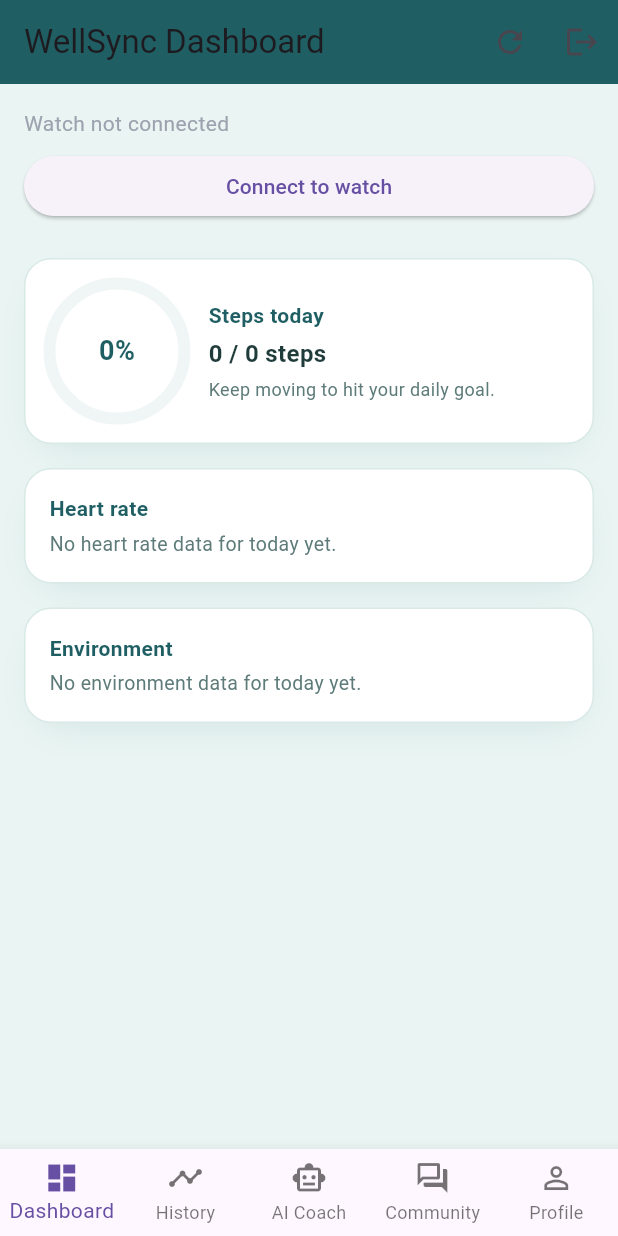
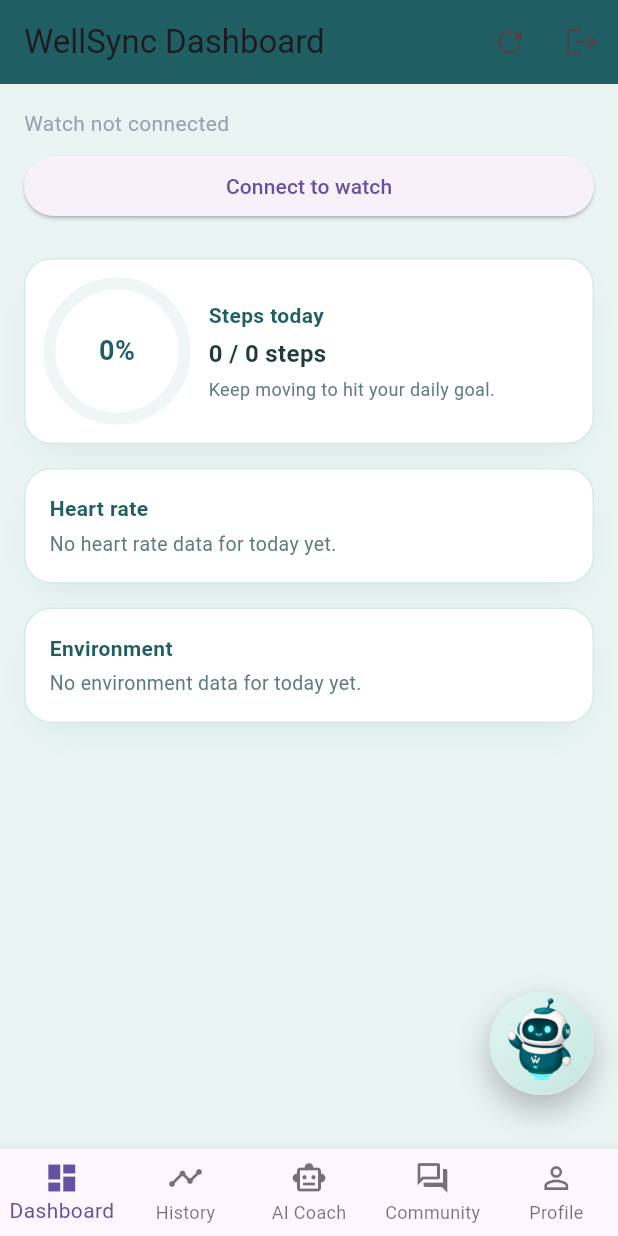
Before and after one commit to adrdeatcu/WellSync_mobile, a Flutter app: the MobileHomeShell screen opened directly, on a phone screen of 412 x 824 dp. Run offline on Flutter 3.47's test engine with Material 3 defaults, Android fonts, the phone set to English and light mode, and no system bars; our stand-ins replace fl_chart, flutter_blue_plus, permission_handler, supabase_flutter; accounts and stored records are empty.

Commit message:
feat: add ai coach widget on the main page with a mini menu for hardcoded questions about daily, history stats and a option to jump to the ai coach page directly

```diff
--- a/lib/mobile_home_shell.dart
+++ b/lib/mobile_home_shell.dart
@@ -6,6 +6,7 @@ import 'mobile_profile_page.dart';
 import 'mobile_history_page.dart';
 import 'mobile_coach_page.dart';
 import 'mobile_community_page.dart';
+import 'widgets/mobile_coach_fab.dart'; // NEW
 
 class MobileHomeShell extends StatefulWidget {
   const MobileHomeShell({super.key});
@@ -17,21 +18,50 @@ class MobileHomeShell extends StatefulWidget {
 class _MobileHomeShellState extends State<MobileHomeShell> {
   int _currentIndex = 0;
 
-  // Dashboard and Profile are real pages.
-  // History is now the real MobileHistoryPage.
-  // AI Coach / Community are placeholders for now.
-  final _pages = const [
-    MobileDashboardPage(),       // 0 - Dashboard / Home
-    MobileHistoryPage(),         // 1 - History
-    MobileCoachPage(),   // 2 - AI Coach
-    MobileCommunityPage(), // 3 - Community
-    MobileProfilePage(),         // 4 - Profile
-  ];
+  // Keep pages in fields so we can replace the coach page with a new initialQuestion
+  late MobileDashboardPage _dashboardPage;
+  late MobileHistoryPage _historyPage;
+  late MobileCoachPage _coachPage;
+  late MobileCommunityPage _communityPage;
+  late MobileProfilePage _profilePage;
+
+  @override
+  void initState() {
+    super.initState();
+    _dashboardPage = const MobileDashboardPage();
+    _historyPage = const MobileHistoryPage();
+    _coachPage = const MobileCoachPage();
+    _communityPage = const MobileCommunityPage();
+    _profilePage = const MobileProfilePage();
+  }
+
+  void _openCoach(String? initialQuestion) {
+    setState(() {
+      _coachPage = MobileCoachPage(initialQuestion: initialQuestion);
+      _currentIndex = 2; // AI Coach tab
+    });
+  }
 
   @override
   Widget build(BuildContext context) {
+    final pages = [
+      _dashboardPage,
+      _historyPage,
+      _coachPage,
+      _communityPage,
+      _profilePage,
+    ];
+
     return Scaffold(
-      body: _pages[_currentIndex],
+      body: Stack(
+        children: [
+          pages[_currentIndex],
+          if (_currentIndex == 0)
+            MobileCoachFab(
+              onOpenCoach: _openCoach,
+            ),
+        ],
+      ),
       bottomNavigationBar: BottomNavigationBar(
         type: BottomNavigationBarType.fixed,
         currentIndex: _currentIndex,
@@ -71,5 +101,3 @@ class _MobileHomeShellState extends State<MobileHomeShell> {
     );
   }
 }
-
-// Placeholder pages – later replaced with real implementations
--- /dev/null
+++ b/lib/widgets/mobile_coach_fab.dart
@@ -0,0 +1,333 @@
+// lib/widgets/mobile_coach_fab.dart
+import 'package:flutter/material.dart';
+
+class MobileCoachFab extends StatefulWidget {
+  final void Function(String? initialQuestion) onOpenCoach;
+
+  const MobileCoachFab({
+    super.key,
+    required this.onOpenCoach,
+  });
+
+  @override
+  State<MobileCoachFab> createState() => _MobileCoachFabState();
+}
+
+class _MobileCoachFabState extends State<MobileCoachFab>
+    with SingleTickerProviderStateMixin {
+  bool _isOpen = false;
+
+  late final AnimationController _floatController;
+  late final Animation<double> _floatAnimation;
+
+  @override
+  void initState() {
+    super.initState();
+
+    // Stronger up–down float animation (bigger jump, a bit faster)
+    _floatController = AnimationController(
+      vsync: this,
+      duration: const Duration(seconds: 2),
+    )..repeat(reverse: true);
+
+    _floatAnimation =
+        Tween<double>(begin: 0, end: -12).animate(CurvedAnimation(
+      parent: _floatController,
+      curve: Curves.easeInOut,
+    ));
+  }
+
+  @override
+  void dispose() {
+    _floatController.dispose();
+    super.dispose();
+  }
+
+  void _toggle() {
+    setState(() {
+      _isOpen = !_isOpen;
+    });
+  }
+
+  void _handleTodayInfo() {
+    widget.onOpenCoach(
+      'Give me a short health and activity summary for today and what I should focus on next.',
+    );
+  }
+
+  void _handleHistory() {
+    widget.onOpenCoach(
+      'Review my recent activity and heart rate history and give me 2–3 key insights.',
+    );
+  }
+
+  void _handleFullSession() {
+    widget.onOpenCoach(null);
+  }
+
+  @override
+  Widget build(BuildContext context) {
+    const brandBorder = Color(0xFFD8E9E6);
+    const brandMuted = Color(0xFF5D7B79);
+
+    return Stack(
+      alignment: Alignment.bottomRight,
+      children: [
+        // Animated popup menu
+        Positioned(
+          right: 16,
+          bottom: 100,
+          child: AnimatedSwitcher(
+            duration: const Duration(milliseconds: 220),
+            switchInCurve: Curves.easeOutBack,
+            switchOutCurve: Curves.easeIn,
+            transitionBuilder: (child, animation) {
+              final offsetAnimation = Tween<Offset>(
+                begin: const Offset(0.1, 0.2),
+                end: Offset.zero,
+              ).animate(animation);
+              final scaleAnimation =
+                  Tween<double>(begin: 0.9, end: 1).animate(animation);
+              return FadeTransition(
+                opacity: animation,
+                child: SlideTransition(
+                  position: offsetAnimation,
+                  child: ScaleTransition(
+                    scale: scaleAnimation,
+                    child: child,
+                  ),
+                ),
+              );
+            },
+            child: !_isOpen
+                ? const SizedBox.shrink()
+                : Material(
+                    key: const ValueKey('coach-menu'),
+                    elevation: 10,
+                    borderRadius: BorderRadius.circular(16),
+                    child: Container(
+                      width: 240,
+                      padding: const EdgeInsets.symmetric(
+                        horizontal: 10,
+                        vertical: 8,
+                      ),
+                      decoration: BoxDecoration(
+                        color: Colors.white,
+                        borderRadius: BorderRadius.circular(16),
+                        border: Border.all(color: brandBorder),
+                      ),
+                      child: Column(
+                        mainAxisSize: MainAxisSize.min,
+                        crossAxisAlignment:
+                            CrossAxisAlignment.start,
+                        children: [
+                          Row(
+                            children: [
+                              Container(
+                                width: 32,
+                                height: 32,
+                                decoration: BoxDecoration(
+                                  shape: BoxShape.circle,
+                                  color: const Color(0xFFE4F3F0),
+                                  border: Border.all(
+                                    color: brandBorder,
+                                  ),
+                                ),
+                                child: ClipOval(
+                                  child: Image.asset(
+                                    'assets/images/wellsync_coach.png',
+                                    fit: BoxFit.cover,
+                                  ),
+                                ),
+                              ),
+                              const SizedBox(width: 8),
+                              const Expanded(
+                                child: Text(
+                                  'WellSync Coach',
+                                  style: TextStyle(
+                                    fontSize: 13,
+                                    fontWeight: FontWeight.w700,
+                                    color: Color(0xFF1F3B3A),
+                                  ),
+                                ),
+                              ),
+                              Container(
+                                width: 6,
+                                height: 6,
+                                decoration: const BoxDecoration(
+                                  shape: BoxShape.circle,
+                                  color: Color(0xFF34D399),
+                                ),
+                              ),
+                            ],
+                          ),
+                          const SizedBox(height: 4),
+                          Text(
+                            'Tap a shortcut for quick, health‑focused guidance.',
+                            style: TextStyle(
+                              fontSize: 11,
+                              color: brandMuted,
+                            ),
+                          ),
+                          const SizedBox(height: 8),
+                          _MenuItem(
+                            icon: Icons.today_outlined,
+                            label: 'Today overview',
+                            subtitle:
+                                'See where you stand right now.',
+                            onTap: _handleTodayInfo,
+                          ),
+                          _MenuItem(
+                            icon: Icons.query_stats_outlined,
+                            label: 'Recent trends',
+                            subtitle:
+                                'Spot patterns in your activity.',
+                            onTap: _handleHistory,
+                          ),
+                          const Divider(height: 10),
+                          _MenuItem(
+                            icon: Icons.smart_toy_outlined,
+                            label: 'Start full session',
+                            subtitle:
+                                'Chat freely with your coach.',
+                            onTap: _handleFullSession,
+                            emphasize: true,
+                          ),
+                        ],
+                      ),
+                    ),
+                  ),
+          ),
+        ),
+        // Floating coach circle with stronger float & a tiny tilt
+        Positioned(
+          right: 16,
+          bottom: 24,
+          child: AnimatedBuilder(
+            animation: _floatAnimation,
+            builder: (context, child) {
+              // Small rotation depending on float position
+              final tilt = (_floatAnimation.value / -12) * 0.04; // ~2.3°
+              return Transform.translate(
+                offset: Offset(0, _isOpen ? 0 : _floatAnimation.value),
+                child: Transform.rotate(
+                  angle: _isOpen ? 0 : tilt,
+                  child: AnimatedScale(
+                    duration: const Duration(milliseconds: 160),
+                    scale: _isOpen ? 1.07 : 1.0,
+                    curve: Curves.easeOut,
+                    child: GestureDetector(
+                      onTap: _toggle,
+                      child: Container(
+                        width: 70,
+                        height: 70,
+                        decoration: BoxDecoration(
+                          shape: BoxShape.circle,
+                          gradient: const LinearGradient(
+                            begin: Alignment.topLeft,
+                            end: Alignment.bottomRight,
+                            colors: [
+                              Color(0xFFE3F5F1),
+                              Color(0xFFC5E7E0),
+                            ],
+                          ),
+                          boxShadow: [
+                            BoxShadow(
+                              color: Colors.black
+                                  .withValues(alpha: 0.25),
+                              blurRadius: 18,
+                              offset: const Offset(0, 10),
+                            ),
+                          ],
+                          border: Border.all(
+                            color: brandBorder,
+                            width: 1,
+                          ),
+                        ),
+                        child: ClipOval(
+                          child: Image.asset(
+                            'assets/images/wellsync_coach.png',
+                            fit: BoxFit.cover,
+                          ),
+                        ),
+                      ),
+                    ),
+                  ),
+                ),
+              );
+            },
+          ),
+        ),
+      ],
+    );
+  }
+}
+
+class _MenuItem extends StatelessWidget {
+  final IconData icon;
+  final String label;
+  final String subtitle;
+  final VoidCallback onTap;
+  final bool emphasize;
+
+  const _MenuItem({
+    required this.icon,
+    required this.label,
+    required this.subtitle,
+    required this.onTap,
+    this.emphasize = false,
+  });
+
+  @override
+  Widget build(BuildContext context) {
+    final textColor =
+        emphasize ? const Color(0xFF1F5F63) : const Color(0xFF1F3B3A);
+
+    return InkWell(
+      onTap: onTap,
+      borderRadius: BorderRadius.circular(10),
+      child: Padding(
+        padding: const EdgeInsets.symmetric(vertical: 6),
+        child: Row(
+          crossAxisAlignment:
+              CrossAxisAlignment.start,
+          children: [
+            Icon(
+              icon,
+              size: 18,
+              color: emphasize
+                  ? const Color(0xFF1F5F63)
+                  : const Color(0xFF5D7B79),
+            ),
+            const SizedBox(width: 8),
+            Expanded(
+              child: Column(
+                crossAxisAlignment:
+                    CrossAxisAlignment.start,
+                children: [
+                  Text(
+                    label,
+                    style: TextStyle(
+                      fontSize: 13,
+                      fontWeight:
+                          emphasize ? FontWeight.w600 : FontWeight.w500,
+                      color: textColor,
+                    ),
+                  ),
+                  const SizedBox(height: 2),
+                  Text(
+                    subtitle,
+                    style: const TextStyle(
+                      fontSize: 11,
+                      color: Color(0xFF5D7B79),
+                    ),
+                  ),
+                ],
+              ),
+            ),
+          ],
+        ),
+      ),
+    );
+  }
+}
--- a/pubspec.yaml
+++ b/pubspec.yaml
@@ -79,6 +79,7 @@ flutter:
 
   assets:
     - assets/images/wellsync-logo.png
+    - assets/images/wellsync_coach.png
 
   # An image asset can refer to one or more resolution-specific "variants", see
   # https://flutter.dev/to/resolution-aware-images
```
Also changed, not shown: lib/mobile_coach_page.dart (+63 -1 lines), assets/images/wellsync_coach.png (added).
